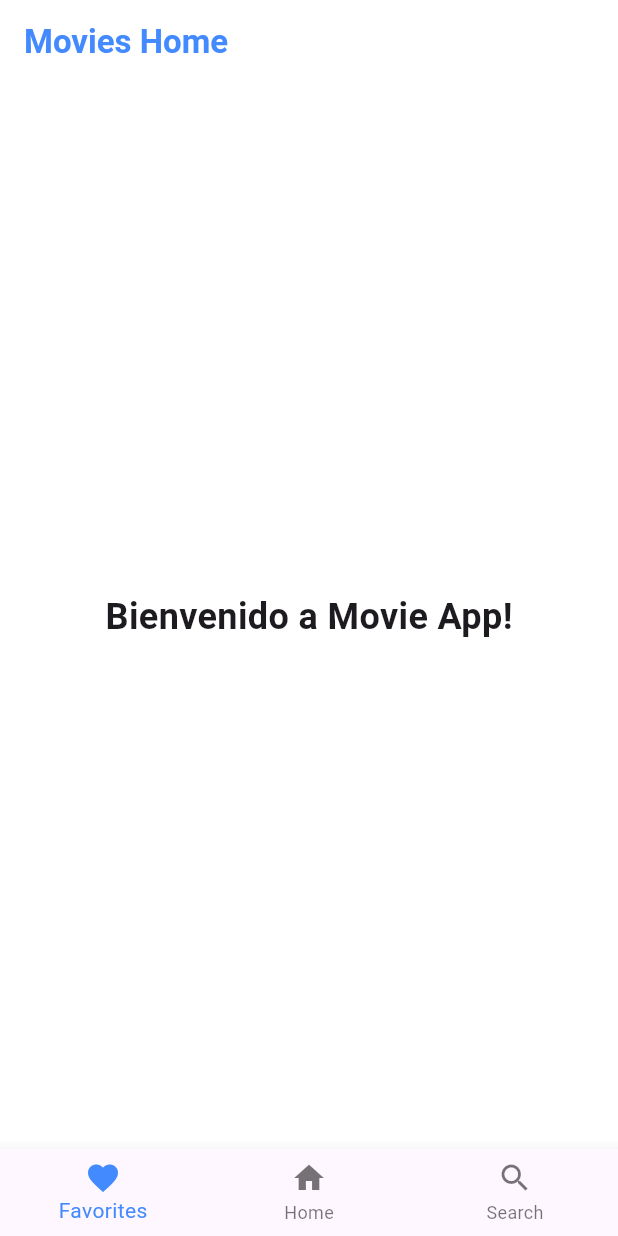
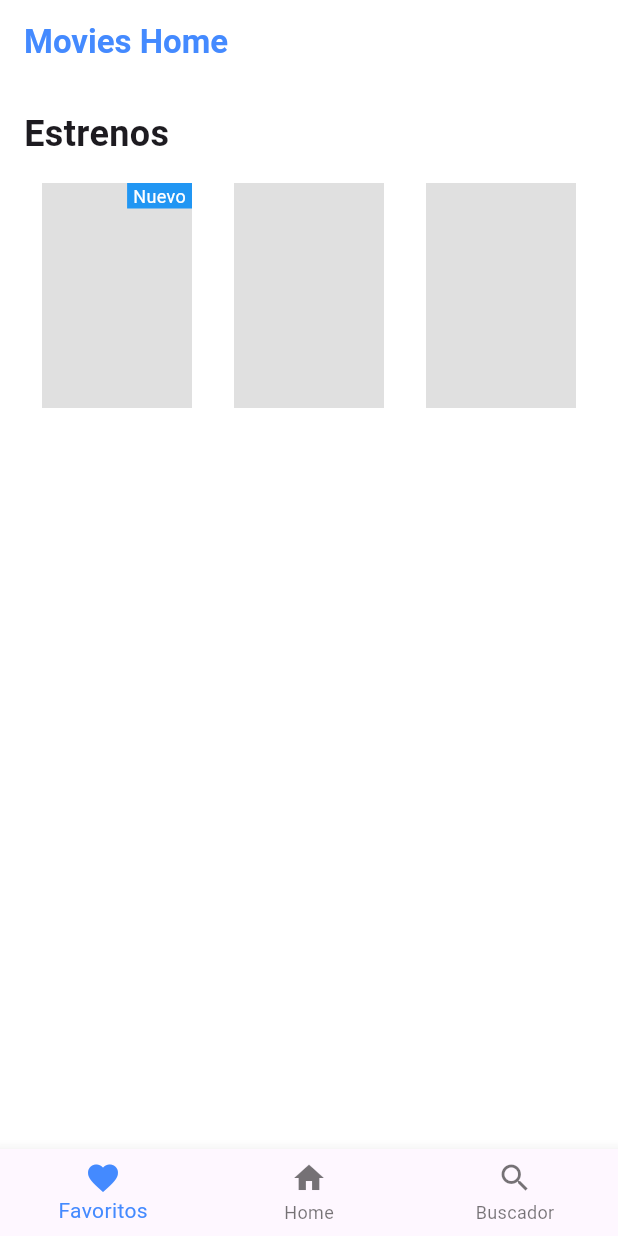
Before and after one commit to erika-nath/catalogoPeliculasDart, a Flutter app: the screen it shows after launch, on a phone screen of 412 x 824 dp. Run offline on Flutter 3.47's test engine with Material 3 defaults, Android fonts, the phone set to English and light mode, and no system bars.

Commit message:
Se agrega la etiqueta nuevo y contenedores

```diff
--- a/lib/main.dart
+++ b/lib/main.dart
@@ -7,7 +7,7 @@ void main() {
 class MyApp extends StatelessWidget {
   const MyApp({super.key});
 
-  // This widget is the root of your application.
+  // Root
   @override
   Widget build(BuildContext context) {
     return MaterialApp(
@@ -34,11 +34,42 @@ class HomeMovieScreen extends StatelessWidget {
       backgroundColor: Colors.white,
       elevation: 0,
       ),
-      body: const Center(
-        child: Text(
-          'Bienvenido a Movie App!',
-          style: TextStyle(fontSize: 24, fontWeight: FontWeight.bold),
-        ),
+      body: SingleChildScrollView(
+       child:Column(
+        crossAxisAlignment: CrossAxisAlignment.start,
+        children: [
+          Container(
+            padding: const EdgeInsets.all(16.0),
+            child: const Text(
+              'Estrenos',
+              style: TextStyle(fontSize: 24, fontWeight: FontWeight.bold),
+            ),
+          ),
+          Row(
+            mainAxisAlignment: MainAxisAlignment.spaceEvenly,
+            children: [
+              Stack(
+                alignment: Alignment.topRight,
+                children: [
+                  Container(
+                    width:100,
+                    height: 150,
+                    color: Colors.grey[300],
+                  ),
+                  Container(
+                    color:Colors.blue,
+                     padding: const EdgeInsets.symmetric(horizontal:4),
+                     child: const Text(
+                      'Nuevo',
+                      style: TextStyle(color: Colors.white, fontSize: 12)
+                     ),
+                  ),
+                ],
+              ),
+              Container(width: 100, height: 150, color: Colors.grey[300]),
+              Container(width: 100, height: 150, color: Colors.grey[300]),
+          ],)
+       ],)
       ),
       bottomNavigationBar: BottomNavigationBar(
         selectedItemColor: Colors.blueAccent,
@@ -46,15 +77,15 @@ class HomeMovieScreen extends StatelessWidget {
         items: const [
            BottomNavigationBarItem(
             icon: Icon(Icons.favorite),
-            label: 'Favorites',
+            label: 'Favoritos',
           ),
-          BottomNavigationBarItem(
+         BottomNavigationBarItem(
             icon: Icon(Icons.home),
             label: 'Home',
           ),
           BottomNavigationBarItem(
             icon: Icon(Icons.search),
-            label: 'Search',
+            label: 'Buscador',
           ),
 
         ],
@@ -64,26 +95,3 @@ class HomeMovieScreen extends StatelessWidget {
 
   }
 }
-/*
-class _MyHomePageState extends State<MyHomePage> {
-
-  @override
-  Widget build(BuildContext context) {
-    return Scaffold(
-      appBar: AppBar(
-
-        backgroundColor: Theme.of(context).colorScheme.inversePrimary,
-
-        title: Text(widget.title),
-      ),
-      body: Center(
-
-        child: Column(
-          mainAxisAlignment: MainAxisAlignment.center,
-          children: <Widget>[
-            const Text('Hello World'),
-          ],
-        ),
-      ),
-    );
-  }*/
```
